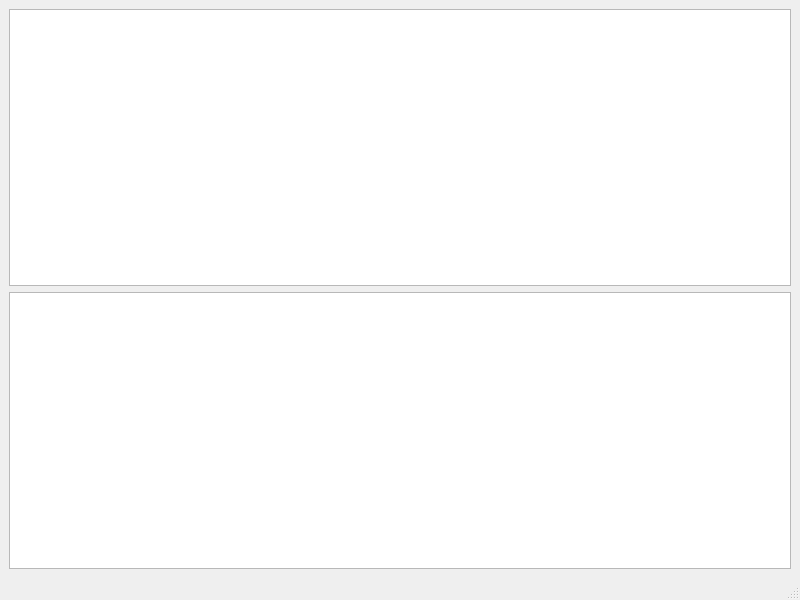
The window that mainwindow.ui (xorz57/MorseCode) describes before a commit, drawn with Qt 5.
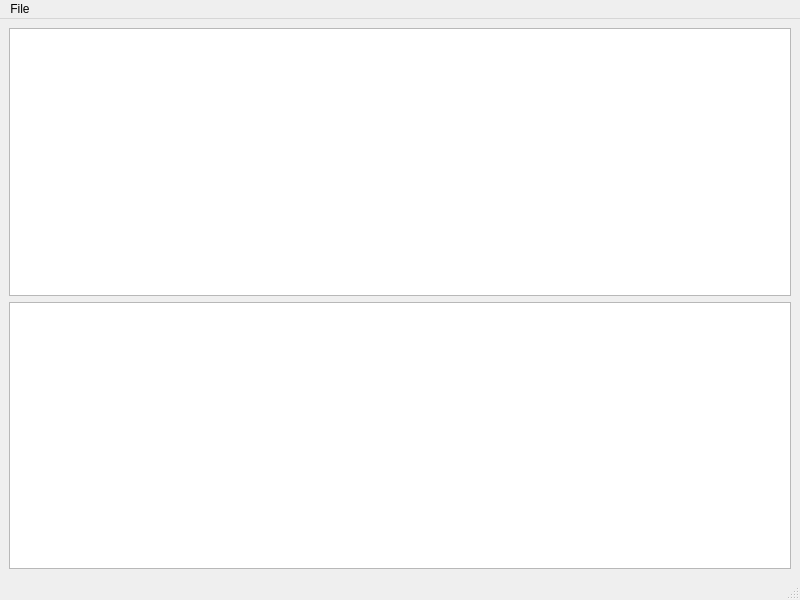
The same window after the commit.

Commit message: Add open & save functionality

What changed in the file:
```diff
--- a/mainwindow.ui
+++ b/mainwindow.ui
@@ -32,6 +32,14 @@
      <height>21</height>
     </rect>
    </property>
+   <widget class="QMenu" name="menuFile">
+    <property name="title">
+     <string>File</string>
+    </property>
+    <addaction name="actionSave"/>
+    <addaction name="actionOpen"/>
+   </widget>
+   <addaction name="menuFile"/>
   </widget>
   <widget class="QStatusBar" name="statusbar"/>
  </widget>
```
Left out of the diff: 16 changed lines with no effect on the pictures. The commit also changes 2 other files.
